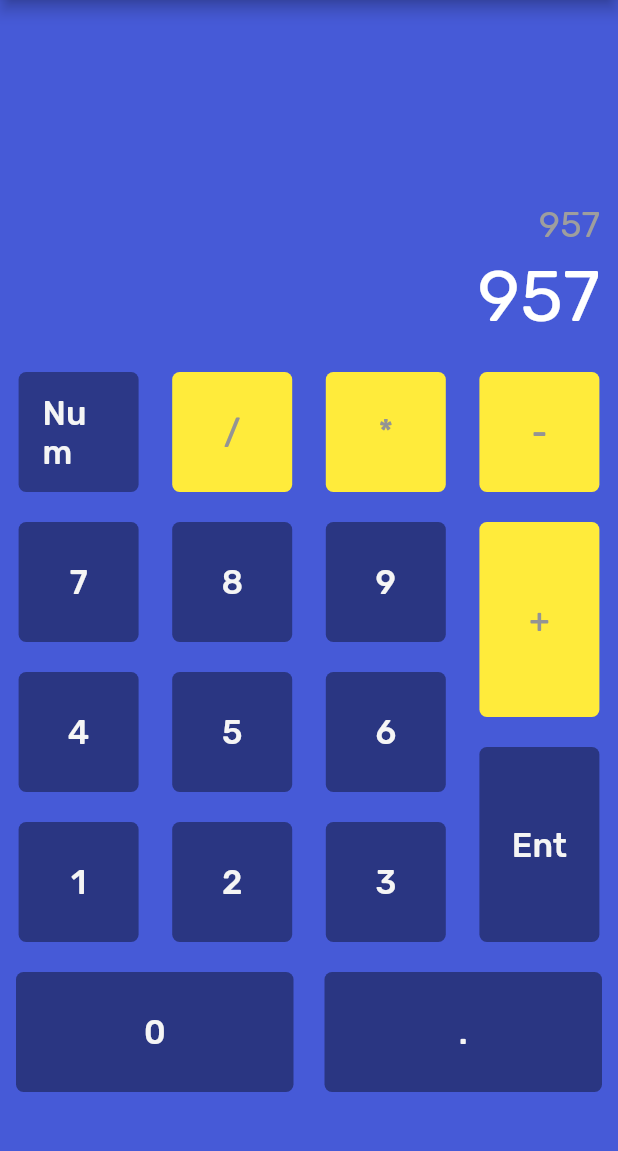
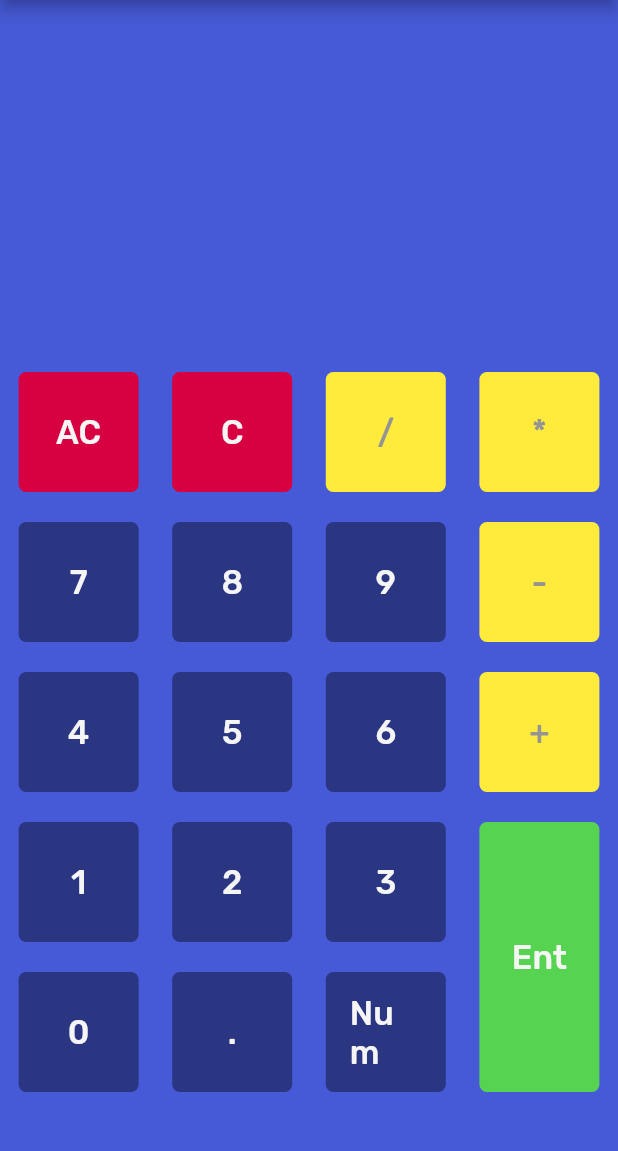
Before and after one commit to FilipSokol/dart-calculator, a Flutter app: the screen it shows after launch, on a phone screen of 412 x 824 dp, the part 84-1235 px from its top. Run offline on Flutter 3.47's test engine with Material 2 defaults, Android fonts, the phone set to English and light mode, and no system bars; our stand-ins replace google_fonts.

Commit message:
add more functionality

```diff
--- a/lib/main.dart
+++ b/lib/main.dart
@@ -1,3 +1,5 @@
+import 'dart:math';
+
 import 'package:flutter/material.dart';
 import 'package:google_fonts/google_fonts.dart';
 import './widgets/calc_button.dart';
@@ -34,24 +36,64 @@ class MyHomePage extends StatefulWidget {
 }
 
   class _MyHomePageState extends State<MyHomePage> {
-  // Wywalało błąd - Dart is null safe . You either must always assign a value or mark it explicitly as nullable using a ?
-  int? firstNum;
-  int? secondNum;
-  String? history;
-  String? textToDisplay;
-  String? res;
-  String? operation;
+  double firstNum = 0;
+  double secondNum = 0;
+  String history = "";
+  String textToDisplay = "";
+  String res = "";
+  String operation = "";
+
+  // DO USUWANIA 0 JEŚLI JEST np 11.0
+  RegExp regex = RegExp(r'([.]*0)(?!.*\d)');
 
   void btnOnClick(String btnVal){
     print(btnVal);
-    if( btnVal == 'Ent'){
-      textToDisplay = '';
+    if( btnVal == 'C'){
+      if( res.isNotEmpty ){
+        res = res.substring(0, res.length - 1);
+      }else{
+        res = "";
+      }
+    } else if ( btnVal == 'AC') {
+      textToDisplay = "";
       firstNum = 0;
       secondNum = 0;
-      res = '';
-    } else if ( btnVal == '+' || btnVal == '-' || btnVal == '*' || btnVal == '/'){
-      //firstNum = int.parse(textToDisplay);
+      res = "";
+      history = "";
+    } else if ( btnVal == '+' || btnVal == '-' || btnVal == '*' || btnVal == '/' || btnVal == "Num"){
+      firstNum = double.parse(textToDisplay);
+      res = "";
+      operation = btnVal;
+    } else if (btnVal == 'Ent') {
+      secondNum = double.parse(textToDisplay);
+      if( operation == '+'){
+        res = (firstNum + secondNum).toString().replaceAll(regex, '');
+        history = firstNum.toString().replaceAll(regex, '') + operation.toString() + secondNum.toString().replaceAll(regex, '');
+      }
+      if( operation == '-'){
+        res = (firstNum - secondNum).toString().replaceAll(regex, '');
+        history = firstNum.toString().replaceAll(regex, '') + operation.toString() + secondNum.toString().replaceAll(regex, '');
+      }
+      if( operation == '*'){
+        res = (firstNum * secondNum).toString().replaceAll(regex, '');
+        history = firstNum.toString().replaceAll(regex, '') + operation.toString() + secondNum.toString().replaceAll(regex, '');
+      }
+      if( operation == '/'){
+        res = (firstNum / secondNum).toString().replaceAll(regex, '');
+        history = firstNum.toString().replaceAll(regex, '') + operation.toString() + secondNum.toString().replaceAll(regex, '');
+      }
+      if( operation == "Num"){
+        res = (pow(firstNum, secondNum)).toString().replaceAll(regex, '');
+        history = firstNum.toString().replaceAll(regex, '') + "^" + secondNum.toString().replaceAll(regex, '');
+      }
+    } else {
+         res = double.parse(textToDisplay + btnVal).toString();
+         history = "";
     }
+
+    setState(() {
+      textToDisplay = res;
+    });
   }
 
   @override
@@ -71,7 +113,7 @@ class MyHomePage extends StatefulWidget {
                 child: Padding(
                   padding: const EdgeInsets.only(top: 0, bottom: 0, left: 12, right: 12),
                   child: Text(
-                    '957',
+                    history,
                     style: GoogleFonts.rubik(
                         textStyle: const TextStyle(
                           fontSize: 24,
@@ -86,7 +128,7 @@ class MyHomePage extends StatefulWidget {
               child: Padding(
                 padding: const EdgeInsets.only(top: 5, bottom: 12 , left: 12, right: 12),
                 child: Text(
-                  '957',
+                  textToDisplay,
                   style: GoogleFonts.rubik(
                     textStyle: const TextStyle(
                       fontSize: 48,
@@ -101,8 +143,16 @@ class MyHomePage extends StatefulWidget {
                 mainAxisAlignment: MainAxisAlignment.spaceEvenly,
                 children: [
                   CalculatorButton(
-                    text: 'Num',
-                    fillColor: 0xf02a3682,
+                    text: 'AC',
+                    fillColor: 0xffD70040,
+                    textColor: 0xfff5f5f5,
+                    width: 80,
+                    height: 80,
+                    callback: btnOnClick,
+                  ),
+                  CalculatorButton(
+                    text: 'C',
+                    fillColor: 0xffD70040,
                     textColor: 0xfff5f5f5,
                     width: 80,
                     height: 80,
@@ -118,14 +168,6 @@ class MyHomePage extends StatefulWidget {
                   ),
                   CalculatorButton(
                     text: '*',
-                    fillColor: 0xffffeb3b,
-                    textColor: 0xff949494,
-                    width: 80,
-                    height: 80,
-                    callback: btnOnClick,
-                  ),
-                  CalculatorButton(
-                    text: '-',
                     fillColor: 0xffffeb3b,
                     textColor: 0xff949494,
                     width: 80,
@@ -163,6 +205,14 @@ class MyHomePage extends StatefulWidget {
                         height: 80,
                         callback: btnOnClick,
                       ),
+                      CalculatorButton(
+                        text: '0',
+                        fillColor: 0xff2a3682,
+                        textColor: 0xfff5f5f5,
+                        width: 80,
+                        height: 80,
+                        callback: btnOnClick,
+                      ),
                     ],
                   ),
                   Column(
@@ -184,6 +234,14 @@ class MyHomePage extends StatefulWidget {
                       ),
                       CalculatorButton(
                         text: '2',
+                        fillColor: 0xff2a3682,
+                        textColor: 0xfff5f5f5,
+                        width: 80,
+                        height: 80,
+                        callback: btnOnClick,
+                      ),
+                      CalculatorButton(
+                        text: '.',
                         fillColor: 0xff2a3682,
                         textColor: 0xfff5f5f5,
                         width: 80,
@@ -218,50 +276,45 @@ class MyHomePage extends StatefulWidget {
                         height: 80,
                         callback: btnOnClick,
                       ),
+                      CalculatorButton(
+                        text: 'Num',
+                        fillColor: 0xff2a3682,
+                        textColor: 0xfff5f5f5,
+                        width: 80,
+                        height: 80,
+                        callback: btnOnClick,
+                      ),
                     ],
                   ),
                   Column(
                     children: [
                       CalculatorButton(
+                        text: '-',
+                        fillColor: 0xffffeb3b,
+                        textColor: 0xff949494,
+                        width: 80,
+                        height: 80,
+                        callback: btnOnClick,
+                      ),
+                      CalculatorButton(
                         text: '+',
                         fillColor: 0xffffeb3b,
                         textColor: 0xff949494,
                         width: 80,
-                        height: 130,
+                        height: 80,
                         callback: btnOnClick,
                       ),
                       CalculatorButton(
                         text: 'Ent',
-                        fillColor: 0xff2a3682,
+                        fillColor: 0xff57D352,
                         textColor: 0xfff5f5f5,
                         width: 80,
-                        height: 130,
+                        height: 180,
                         callback: btnOnClick,
                       ),
                     ],
                   ),
                 ],
-            ),
-            Row(
-              mainAxisAlignment: MainAxisAlignment.spaceEvenly,
-              children: [
-                CalculatorButton(
-                  text: '0',
-                  fillColor: 0xff2a3682,
-                  textColor: 0xfff5f5f5,
-                  width: 185,
-                  height: 80,
-                  callback: btnOnClick,
-                ),
-                CalculatorButton(
-                  text: '.',
-                  fillColor: 0xff2a3682,
-                  textColor: 0xfff5f5f5,
-                  width: 185,
-                  height: 80,
-                  callback: btnOnClick,
-                ),
-              ],
             ),
           ],
         ),
```
Also changed, not shown: tasks.png (added).
